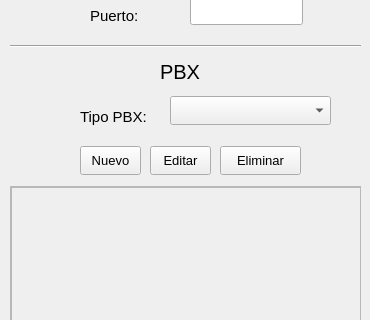
Qt form Desktop/GUIDesktop.ui (vialrogo/pbx-viewer) before a commit; both pictures show x 0 to 370 and y 87 to 407 of the 370 by 522 pixel window.
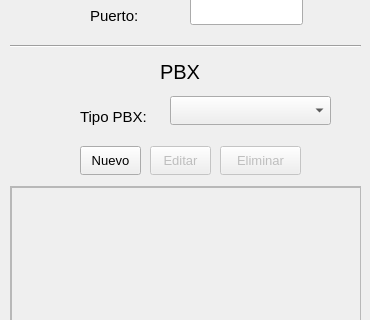
The same form after that commit.

What changed in the file:
```diff
--- a/Desktop/GUIDesktop.ui
+++ b/Desktop/GUIDesktop.ui
@@ -218,6 +218,9 @@
     </property>
    </widget>
    <widget class="QPushButton" name="boton_editar">
+    <property name="enabled">
+     <bool>false</bool>
+    </property>
     <property name="geometry">
      <rect>
       <x>150</x>
@@ -236,6 +239,9 @@
     </property>
    </widget>
    <widget class="QPushButton" name="boton_eliminar">
+    <property name="enabled">
+     <bool>false</bool>
+    </property>
     <property name="geometry">
      <rect>
       <x>220</x>
```
Left out of the diff: 14 changed lines with no effect on the pictures.
